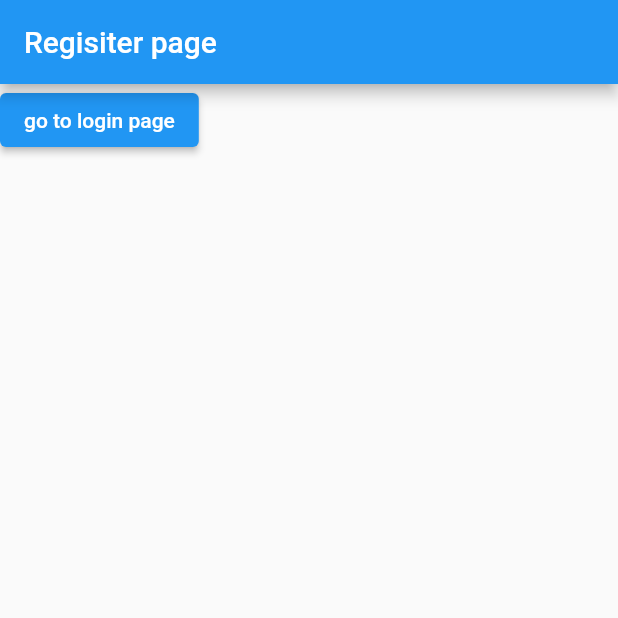
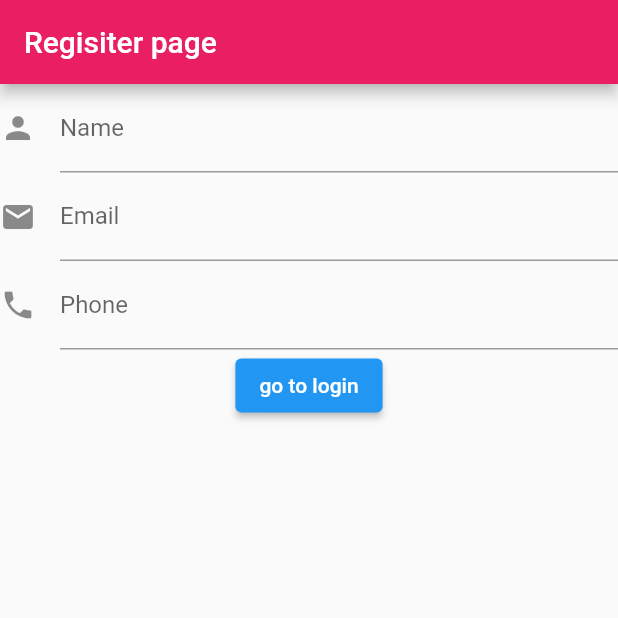
Before and after one commit to George-k-tech/e_water, a Flutter app: the screen it shows after launch, on a phone screen of 412 x 824 dp, the top half of it. Run offline on Flutter 3.47's test engine with Material 2 defaults, Android fonts, the phone set to English and light mode, and no system bars.

Commit message:
themes and text inputs

```diff
--- a/lib/main.dart
+++ b/lib/main.dart
@@ -9,6 +9,9 @@ class MyApp extends StatelessWidget {
   @override
   Widget build(BuildContext context) {
     return MaterialApp(
+      theme: ThemeData(
+        primaryColor: Colors.pink,
+      ),
       home: Register(),
     );
   }
--- a/lib/screens/login.dart
+++ b/lib/screens/login.dart
@@ -10,12 +10,24 @@ class _LoginState extends State<Login> {
   Widget build(BuildContext context) {
     return Scaffold(
       appBar: AppBar(
+        backgroundColor: Theme.of(context).primaryColor,
         title: const Text('Login Page'),
       ),
-      body: Container(
-        child: ElevatedButton(
-          onPressed: () {},
-          child: const Text('go to register page'),
+      body: Form(
+        child: Column(
+          children: [
+            TextFormField(
+              decoration: const InputDecoration(
+                labelText: 'email',
+                hintText: 'enter email',
+                icon: Icon(Icons.email),
+              ),
+            ),
+            ElevatedButton(
+              onPressed: () {},
+              child: const Text('go to register page'),
+            ),
+          ],
         ),
       ),
     );
--- a/lib/screens/register.dart
+++ b/lib/screens/register.dart
@@ -7,6 +7,7 @@ class Register extends StatefulWidget {
 }
 
 class _RegisterState extends State<Register> {
+  //function to handle routing through pages
   void changePage(BuildContext ctx) {
     Navigator.of(ctx).push(
       MaterialPageRoute(builder: (_) {
@@ -20,13 +21,36 @@ class _RegisterState extends State<Register> {
     return Scaffold(
       appBar: AppBar(
         title: const Text('Regisiter page'),
+        backgroundColor: Theme.of(context).primaryColor,
       ),
-      body: Container(
-        child: ElevatedButton(
-          onPressed: () {
-            changePage(context);
-          },
-          child: const Text('go to login page'),
+      body: Form(
+        child: Column(
+          children: [
+            TextFormField(
+              decoration: const InputDecoration(
+                  labelText: 'Name',
+                  icon: Icon(Icons.person),
+                  hintText: 'enter your name'),
+            ),
+            TextFormField(
+              decoration: const InputDecoration(
+                  labelText: 'Email',
+                  icon: Icon(Icons.email),
+                  hintText: 'enter email'),
+            ),
+            TextFormField(
+              decoration: const InputDecoration(
+                labelText: 'Phone',
+                icon: Icon(Icons.phone),
+              ),
+            ),
+            ElevatedButton(
+              onPressed: () {
+                changePage(context);
+              },
+              child: const Text('go to login'),
+            ),
+          ],
         ),
       ),
     );
```
